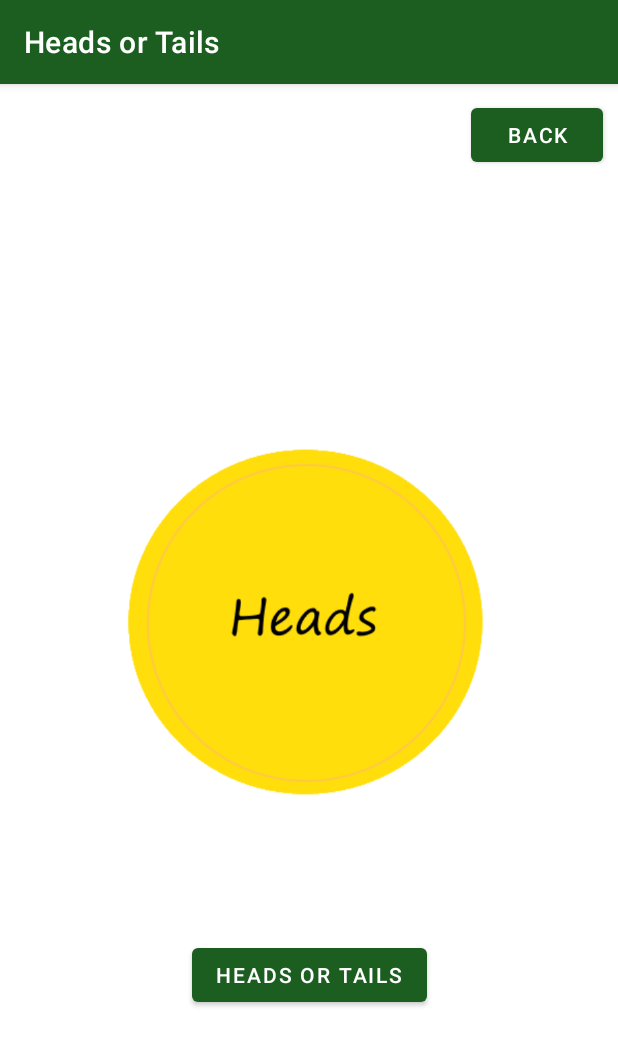
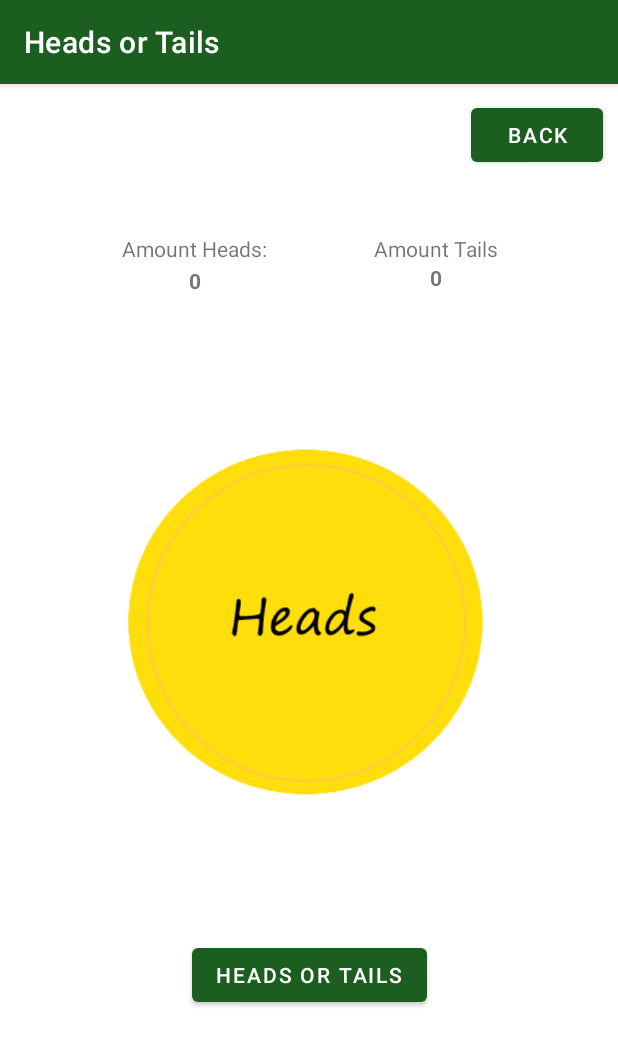
Before and after one commit to Wouter50/myToolbox, an Android app: the HeadsOrTailsActivity screen opened directly, with no data from a screen before it, on a phone screen of 412 x 824 dp. Shown: the top 1046 px of the screen. Run offline under Robolectric (Android 15) with nearby library versions, the phone set to English and light mode, and no system bars.

Commit message:
start of tic tac toe + heads or tails improvements
added counter to heads or tails

```diff
--- a/App/app/src/main/java/com/example/mytoolbox/MainActivity.kt
+++ b/App/app/src/main/java/com/example/mytoolbox/MainActivity.kt
@@ -41,7 +41,7 @@ class MainActivity : AppCompatActivity() {
         // menu should be considered as top level destinations.
         appBarConfiguration = AppBarConfiguration(
             setOf(
-                R.id.nav_home, R.id.nav_notes, R.id.nav_slideshow
+                R.id.nav_home, R.id.nav_notes, R.id.nav_games
             ), drawerLayout
         )
         setupActionBarWithNavController(navController, appBarConfiguration)
--- a/App/app/src/main/java/com/example/mytoolbox/ui/HeadsOrTailsActivity.kt
+++ b/App/app/src/main/java/com/example/mytoolbox/ui/HeadsOrTailsActivity.kt
@@ -1,14 +1,10 @@
 package com.example.mytoolbox.ui
 
 import android.content.Intent
-import android.media.Image
 import android.os.Bundle
 import android.widget.Button
 import android.widget.ImageView
-import android.widget.TextSwitcher
 import android.widget.TextView
-import android.widget.Toast
-import android.widget.ViewSwitcher
 import androidx.appcompat.app.AppCompatActivity
 import com.example.mytoolbox.MainActivity
 import com.example.mytoolbox.R
@@ -17,18 +13,26 @@ import com.example.mytoolbox.R
 class HeadsOrTailsActivity : AppCompatActivity() {
     lateinit var coinImageView: ImageView
     lateinit var headsOrTailsButton: Button
+    lateinit var amountHeadsTextView: TextView
+    lateinit var amountTailsTextView: TextView
+
+    var amountHeadsInt: Int = 0
+    var amountTailsInt: Int = 0
+
+
+
     override fun onCreate(savedInstanceState: Bundle?) {
         super.onCreate(savedInstanceState)
         setContentView(R.layout.activity_heads_or_tails)
 
+        amountHeadsTextView = findViewById(R.id.amountHeadsTextView)
+        amountTailsTextView = findViewById(R.id.amountTailsTextView)
+
 
         val backButton = findViewById<Button>(R.id.hodbackButton)
-        headsOrTailsButton = findViewById<Button>(R.id.TossCoin)
+        headsOrTailsButton = findViewById(R.id.TossCoin)
 
-
-
-
-        coinImageView = findViewById<ImageView>(R.id.coinImageView)
+        coinImageView = findViewById(R.id.coinImageView)
 
 
         backButton.setOnClickListener{
@@ -40,15 +44,15 @@ class HeadsOrTailsActivity : AppCompatActivity() {
             val randomNumber = (1..2).random()
 
             if (randomNumber == 1){
-                flipTheCoin(R.drawable.ic_coin_heads, "Heads")
+                flipTheCoin(R.drawable.ic_coin_heads)
             } else {
-                flipTheCoin(R.drawable.ic_coin_tails, "Tails")
+                flipTheCoin(R.drawable.ic_coin_tails)
             }
 
         }
 
     }
-    private fun flipTheCoin(imageId: Int, coinSide:String){
+    private fun flipTheCoin(imageId: Int){
         coinImageView.animate().apply {
             coinImageView.setImageResource(R.drawable.ic_coin_empty)
             duration = 1000
@@ -56,8 +60,22 @@ class HeadsOrTailsActivity : AppCompatActivity() {
             headsOrTailsButton.isClickable = false
         }.withEndAction {
             coinImageView.setImageResource(imageId)
-            Toast.makeText(this, coinSide, Toast.LENGTH_SHORT).show()
             headsOrTailsButton.isClickable = true
+            if(imageId == R.drawable.ic_coin_heads){
+                updateCounter("heads")
+            } else {
+                updateCounter("tails")
+            }
         }
     }
+    private fun updateCounter(result: String){
+        if (result == "heads"){
+            amountHeadsInt++
+            amountHeadsTextView.text = amountHeadsInt.toString()
+        } else {
+            amountTailsInt++
+            amountTailsTextView.text = amountTailsInt.toString()
+        }
+
+    }
 }
--- a/App/app/src/main/java/com/example/mytoolbox/ui/slideshow/SlideshowViewModel.kt
+++ b/App/app/src/main/java/com/example/mytoolbox/ui/games/GamesViewModel.kt
@@ -1,13 +1,13 @@
-package com.example.mytoolbox.ui.slideshow
+package com.example.mytoolbox.ui.games
 
 import androidx.lifecycle.LiveData
 import androidx.lifecycle.MutableLiveData
 import androidx.lifecycle.ViewModel
 
-class SlideshowViewModel : ViewModel() {
+class GamesViewModel : ViewModel() {
 
     private val _text = MutableLiveData<String>().apply {
-        value = "This is slideshow Fragment"
+        value = "This is the games fragment"
     }
     val text: LiveData<String> = _text
 }
--- a/App/app/src/main/java/com/example/mytoolbox/ui/home/HomeFragment.kt
+++ b/App/app/src/main/java/com/example/mytoolbox/ui/home/HomeFragment.kt
@@ -62,7 +62,6 @@ class HomeFragment : Fragment() {
             // torch for back camera
             cameraID = cameraManager.cameraIdList[0]
         } catch (e: Exception) {
-            // on below line we are handling exception.
             e.printStackTrace()
         }
 
--- a/App/app/src/main/res/layout/activity_heads_or_tails.xml
+++ b/App/app/src/main/res/layout/activity_heads_or_tails.xml
@@ -40,4 +40,49 @@
         app:layout_constraintTop_toTopOf="parent"
         app:srcCompat="@drawable/ic_coin_heads" />
 
+    <TextView
+        android:id="@+id/textView9"
+        android:layout_width="wrap_content"
+        android:layout_height="wrap_content"
+        android:layout_marginStart="80dp"
+        android:layout_marginTop="100dp"
+        android:layout_marginEnd="70dp"
+        android:layout_marginBottom="2dp"
+        android:text="Amount Heads:"
+        app:layout_constraintBottom_toTopOf="@+id/amountHeadsTextView"
+        app:layout_constraintEnd_toStartOf="@+id/textView11"
+        app:layout_constraintStart_toStartOf="parent"
+        app:layout_constraintTop_toTopOf="parent" />
+
+    <TextView
+        android:id="@+id/textView11"
+        android:layout_width="wrap_content"
+        android:layout_height="wrap_content"
+        android:layout_marginTop="100dp"
+        android:layout_marginEnd="80dp"
+        android:text="Amount Tails"
+        app:layout_constraintEnd_toEndOf="parent"
+        app:layout_constraintTop_toTopOf="parent" />
+
+    <TextView
+        android:id="@+id/amountHeadsTextView"
+        android:layout_width="wrap_content"
+        android:layout_height="wrap_content"
+        android:layout_marginTop="2dp"
+        android:text="0"
+        android:textStyle="bold"
+        app:layout_constraintEnd_toEndOf="@+id/textView9"
+        app:layout_constraintStart_toStartOf="@+id/textView9"
+        app:layout_constraintTop_toBottomOf="@+id/textView9" />
+
+    <TextView
+        android:id="@+id/amountTailsTextView"
+        android:layout_width="wrap_content"
+        android:layout_height="wrap_content"
+        android:text="0"
+        android:textStyle="bold"
+        app:layout_constraintEnd_toEndOf="@+id/textView11"
+        app:layout_constraintStart_toStartOf="@+id/textView11"
+        app:layout_constraintTop_toBottomOf="@+id/textView11" />
+
 </androidx.constraintlayout.widget.ConstraintLayout>
--- a/App/app/src/main/res/menu/activity_main_drawer.xml
+++ b/App/app/src/main/res/menu/activity_main_drawer.xml
@@ -14,8 +14,8 @@
             android:icon="@android:drawable/ic_menu_edit"
             android:title="@string/menu_notes" />
         <item
-            android:id="@+id/nav_slideshow"
+            android:id="@+id/nav_games"
             android:icon="@drawable/ic_menu_slideshow"
-            android:title="@string/menu_slideshow" />
+            android:title="@string/menu_games" />
     </group>
 </menu>
--- a/App/app/src/main/res/values/strings.xml
+++ b/App/app/src/main/res/values/strings.xml
@@ -9,7 +9,7 @@
 
     <string name="menu_home">Home</string>
     <string name="menu_notes">Notes</string>
-    <string name="menu_slideshow">Slideshow</string>
+    <string name="menu_games">Games</string>
     <!-- Preference Titles -->
     <string name="theme_header">Theme</string>
     <string name="sync_header">Sync</string>
```
Also changed, not shown: App/app/src/main/AndroidManifest.xml (+9 -0 lines), App/app/src/main/java/com/example/mytoolbox/ui/games/GamesFragment.kt (added, +54 -0 lines), App/app/src/main/java/com/example/mytoolbox/ui/games/TicTacToeActivity.kt (added, +13 -0 lines), App/app/src/main/java/com/example/mytoolbox/ui/slideshow/SlideshowFragment.kt (deleted, +0 -42 lines), App/app/src/main/res/drawable/ic_menu_gallery.xml (deleted, +0 -9 lines), App/app/src/main/res/layout/activity_tictactoe.xml (added, +104 -0 lines), App/app/src/main/res/layout/fragment_games.xml (added, +110 -0 lines), App/app/src/main/res/layout/fragment_slideshow.xml (deleted, +0 -22 lines), App/app/src/main/res/navigation/mobile_navigation.xml (+4 -4 lines).
